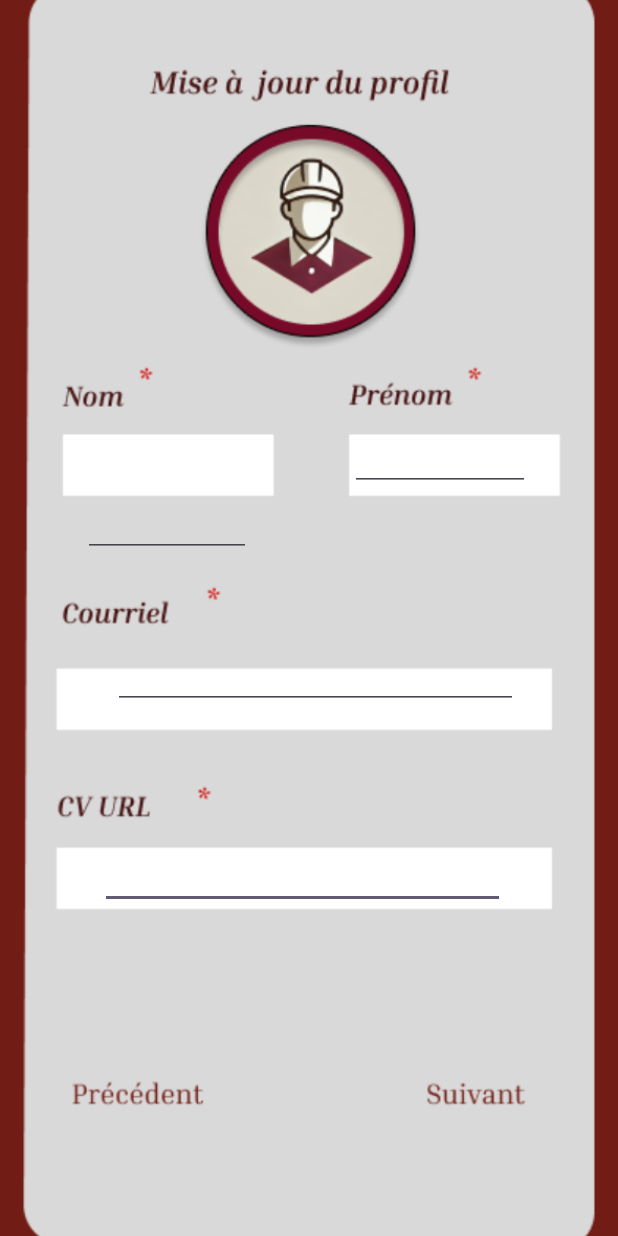
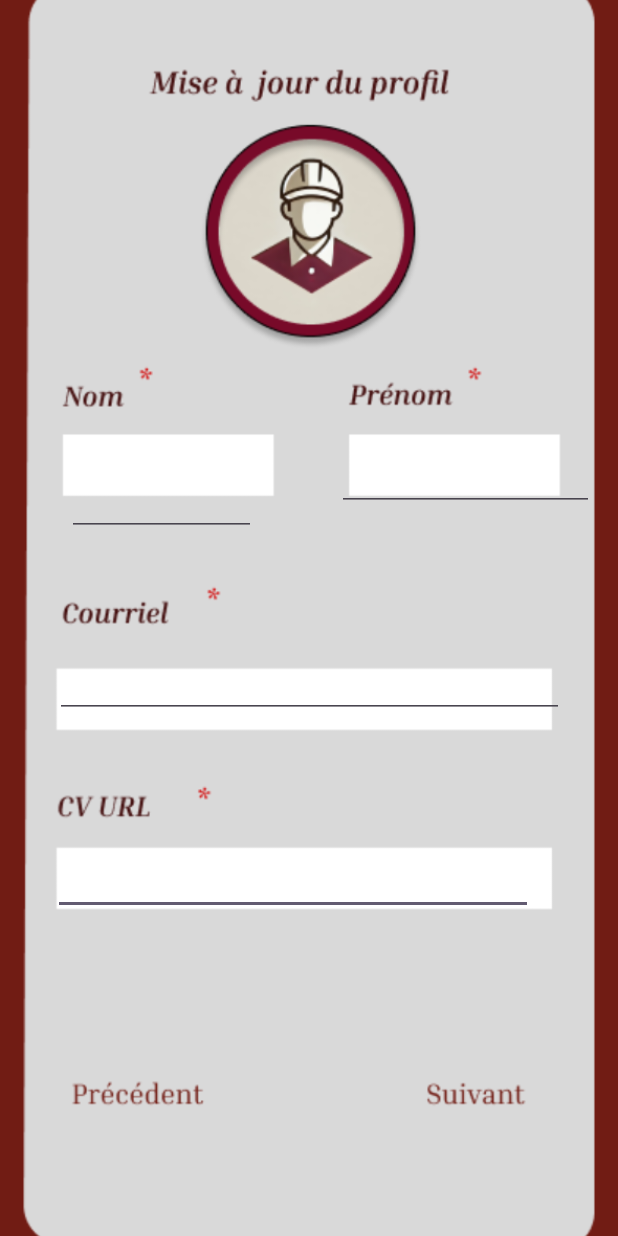
Before and after one commit to eyaCherni965/ProMatch-Mobile-, an Android app: the UpdateProfile screen opened directly, with no data from a screen before it, on a phone screen of 412 x 824 dp. Run offline under Robolectric (Android 15) with nearby library versions, the phone set to English and light mode, and no system bars.

Commit message:
profil+mise a jour

```diff
--- a/app/build.gradle.kts
+++ b/app/build.gradle.kts
@@ -48,6 +48,7 @@ dependencies {
     implementation("com.squareup.okhttp3:logging-interceptor:4.12.0")
 
     implementation("androidx.viewpager2:viewpager2:1.1.0")
+    implementation("androidx.activity:activity:1.7.2")
 
 
     testImplementation("junit:junit:4.13.2")
--- a/app/src/main/java/com/vos_initiales/projet_integrateur/EtudiantAPI.java
+++ b/app/src/main/java/com/vos_initiales/projet_integrateur/EtudiantAPI.java
@@ -16,11 +16,11 @@ public interface EtudiantAPI {
     @POST("/connexionEtudiant")
     Call<Etudiant> connexionEtudiant(@Body Etudiant etudiant);
 
-    @POST("/updateProfilEtudiant")
-    Call<Void> updateProfile(@Body Etudiant etudiant);
-
-    @GET("/profil/{id_etudiant}")
-    Call<List<Etudiant>> profilEtudiant(@retrofit2.http.Path("id_etudiant") int id);
 
 
-}
+        @GET("etudiants/{id_etudiant}")
+        Call<Etudiant> getProfilEtudiant(@Path("id_etudiant") int id_etudiant);
+
+        @POST("etudiants/update")
+        Call<Etudiant> updateProfilEtudiant(@Body Etudiant etudiant);  // Retourne l'étudiant mis à jour
+    }
--- a/app/src/main/res/layout/activity_update_profile.xml
+++ b/app/src/main/res/layout/activity_update_profile.xml
@@ -25,76 +25,75 @@
         app:layout_constraintTop_toTopOf="parent"
         app:layout_constraintVertical_bias="0.0" />
 
-
     <EditText
         android:id="@+id/url_cv1"
-        android:layout_width="270dp"
-        android:layout_height="31dp"
+        android:layout_width="320dp"
+        android:layout_height="52dp"
         app:layout_constraintBottom_toBottomOf="parent"
         app:layout_constraintEnd_toEndOf="parent"
-        app:layout_constraintHorizontal_bias="0.468"
+        app:layout_constraintHorizontal_bias="0.384"
         app:layout_constraintStart_toStartOf="parent"
         app:layout_constraintTop_toTopOf="parent"
-        app:layout_constraintVertical_bias="0.725"
+        app:layout_constraintVertical_bias="0.723"
         tools:ignore="SpeakableTextPresentCheck,TouchTargetSizeCheck" />
 
     <Button
         android:id="@+id/btnSuivant"
-        android:layout_width="74dp"
-        android:layout_height="33dp"
+        android:layout_width="141dp"
+        android:layout_height="62dp"
         android:alpha="0"
         android:text="Button"
         app:layout_constraintBottom_toBottomOf="parent"
         app:layout_constraintEnd_toEndOf="parent"
-        app:layout_constraintHorizontal_bias="0.777"
+        app:layout_constraintHorizontal_bias="0.9"
         app:layout_constraintStart_toStartOf="parent"
         app:layout_constraintTop_toTopOf="parent"
-        app:layout_constraintVertical_bias="0.872" />
+        app:layout_constraintVertical_bias="0.913" />
 
     <Button
         android:id="@+id/btnPrecedant"
-        android:layout_width="91dp"
-        android:layout_height="44dp"
+        android:layout_width="138dp"
+        android:layout_height="67dp"
         android:alpha="0"
+        android:background="#AD4848"
         android:text="Button"
         app:layout_constraintBottom_toBottomOf="parent"
         app:layout_constraintEnd_toEndOf="parent"
-        app:layout_constraintHorizontal_bias="0.234"
+        app:layout_constraintHorizontal_bias="0.164"
         app:layout_constraintStart_toStartOf="parent"
         app:layout_constraintTop_toTopOf="parent"
-        app:layout_constraintVertical_bias="0.871" />
+        app:layout_constraintVertical_bias="0.912" />
 
     <EditText
         android:id="@+id/champs_courriel1"
-        android:layout_width="270dp"
-        android:layout_height="31dp"
+        android:layout_width="339dp"
+        android:layout_height="52dp"
         app:layout_constraintBottom_toBottomOf="parent"
         app:layout_constraintEnd_toEndOf="parent"
-        app:layout_constraintHorizontal_bias="0.531"
         app:layout_constraintStart_toStartOf="parent"
         app:layout_constraintTop_toTopOf="parent"
-        app:layout_constraintVertical_bias="0.557"
+        app:layout_constraintVertical_bias="0.553"
         tools:ignore="SpeakableTextPresentCheck,TouchTargetSizeCheck" />
 
     <EditText
         android:id="@+id/champs_prenom1"
-        android:layout_width="120dp"
-        android:layout_height="33dp"
+        android:layout_width="171dp"
+        android:layout_height="45dp"
         app:layout_constraintBottom_toBottomOf="parent"
         app:layout_constraintEnd_toEndOf="parent"
-        app:layout_constraintHorizontal_bias="0.8"
+        app:layout_constraintHorizontal_bias="0.933"
         app:layout_constraintStart_toStartOf="parent"
         app:layout_constraintTop_toTopOf="parent"
-        app:layout_constraintVertical_bias="0.372"
+        app:layout_constraintVertical_bias="0.379"
         tools:ignore="SpeakableTextPresentCheck,TouchTargetSizeCheck" />
 
     <EditText
         android:id="@+id/champs_nom1"
-        android:layout_width="112dp"
-        android:layout_height="31dp"
-        android:layout_marginTop="340dp"
+        android:layout_width="126dp"
+        android:layout_height="53dp"
+        android:layout_marginTop="304dp"
         app:layout_constraintEnd_toEndOf="parent"
-        app:layout_constraintHorizontal_bias="0.184"
+        app:layout_constraintHorizontal_bias="0.157"
         app:layout_constraintStart_toStartOf="parent"
         app:layout_constraintTop_toTopOf="parent"
         tools:ignore="SpeakableTextPresentCheck,TouchTargetSizeCheck" />
```
Also changed, not shown: app/src/main/java/com/vos_initiales/projet_integrateur/ProfilE.java (+104 -41 lines), app/src/main/java/com/vos_initiales/projet_integrateur/UpdateProfile.java (+50 -48 lines), app/src/main/res/layout/activity_profil_e.xml (+41 -32 lines).
